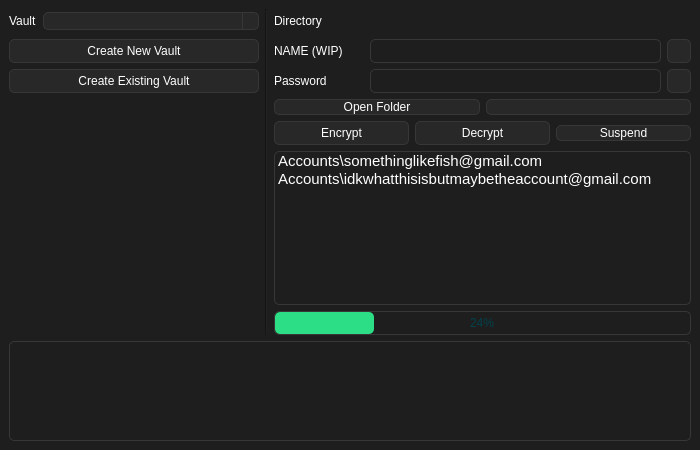
Nothing031/Vault, file src/mainwindow.ui: the form before one commit.
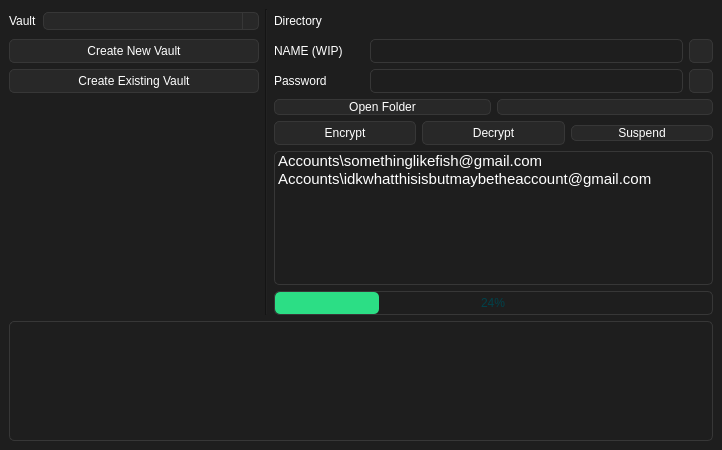
The form after the commit. Icons and pictures are not drawn.

Diff of the .ui file:
```diff
--- a/src/mainwindow.ui
+++ b/src/mainwindow.ui
@@ -6,7 +6,7 @@
    <rect>
     <x>0</x>
     <y>0</y>
-    <width>700</width>
+    <width>722</width>
     <height>450</height>
    </rect>
   </property>
@@ -25,6 +25,9 @@
 	color: rgb(255, 255, 255);
 	background-color: rgb(30, 30, 30);
 }
+QWidget:disabled{
+	color: rgb(100, 100, 100);
+}
 
 /* ToolTip */
 QToolTip {
@@ -56,9 +59,9 @@
 
 /* TextEdit */
 QTextEdit{
+font: 9pt;
 border: 1px solid rgb(55, 55, 55);
 border-radius: 5px;
-
 }
 /* LineEdit */
 QLineEdit{
@@ -139,9 +142,15 @@
         <property name="maximumSize">
          <size>
           <width>16777215</width>
-          <height>100</height>
+          <height>120</height>
          </size>
         </property>
+        <property name="verticalScrollBarPolicy">
+         <enum>Qt::ScrollBarPolicy::ScrollBarAlwaysOff</enum>
+        </property>
+        <property name="horizontalScrollBarPolicy">
+         <enum>Qt::ScrollBarPolicy::ScrollBarAlwaysOff</enum>
+        </property>
        </widget>
       </item>
      </layout>
@@ -309,6 +318,9 @@
                <iconset resource="../asset/resource.qrc">
                 <normaloff>:/icons/lock.png</normaloff>:/icons/lock.png</iconset>
               </property>
+              <property name="checkable">
+               <bool>false</bool>
+              </property>
              </widget>
             </item>
             <item>
@@ -332,6 +344,9 @@
                <iconset resource="../asset/resource.qrc">
                 <normaloff>:/icons/unlock.png</normaloff>:/icons/unlock.png</iconset>
               </property>
+              <property name="checkable">
+               <bool>false</bool>
+              </property>
              </widget>
             </item>
             <item>
@@ -343,6 +358,9 @@
                <iconset resource="../asset/resource.qrc">
                 <normaloff>:/icons/close.png</normaloff>:/icons/close.png</iconset>
               </property>
+              <property name="checkable">
+               <bool>false</bool>
+              </property>
              </widget>
             </item>
            </layout>
@@ -352,7 +370,7 @@
             <item>
              <widget class="QLabel" name="vault_edit_label">
               <property name="enabled">
-               <bool>false</bool>
+               <bool>true</bool>
               </property>
               <property name="sizePolicy">
                <sizepolicy hsizetype="Fixed" vsizetype="Preferred">
```
